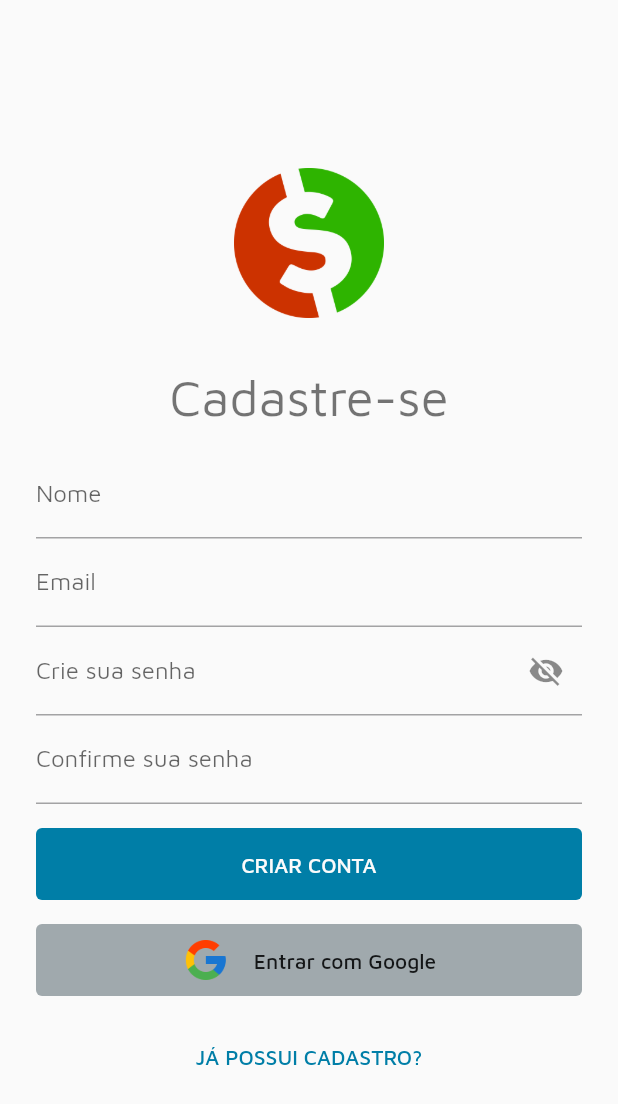
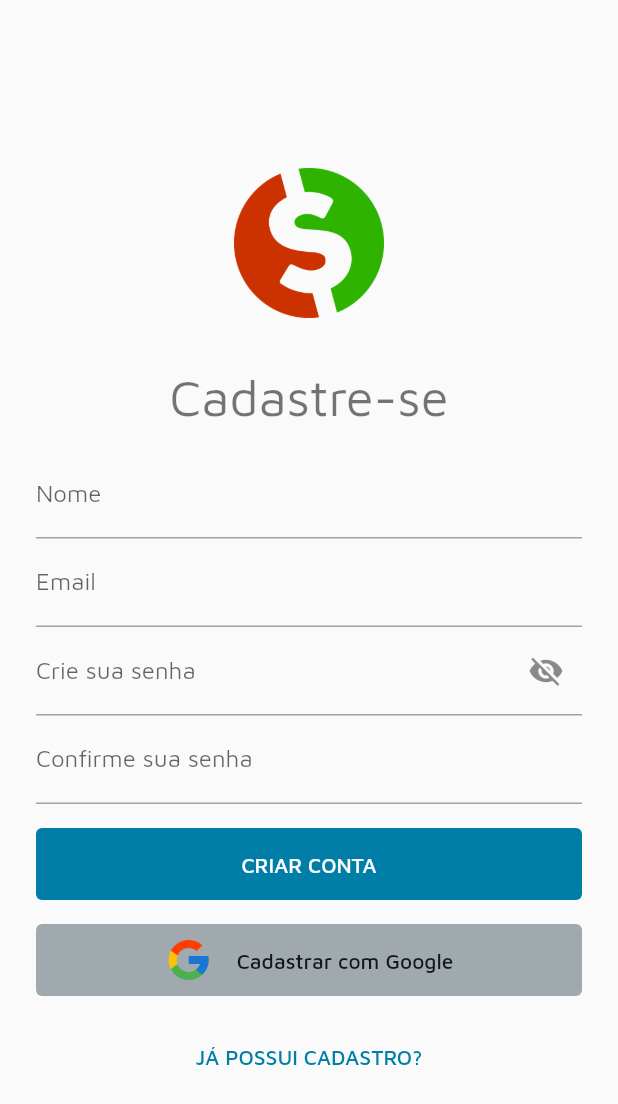
Before and after one commit to proz-tecnologia/PIT01GP08, a Flutter app: the screen it shows after launch, on a phone screen of 412 x 824 dp. Shown: the top 1104 px of the screen. Run offline on Flutter 3.47's test engine with Material 2 defaults, Android fonts, the phone set to English and light mode, and no system bars; our stand-ins replace cloud_firestore, firebase_auth, firebase_core, firebase_storage, fl_chart, flutter_bloc and 4 more; missing offline and left inert: local_auth_android; accounts and stored records are empty.

Commit message:
fix: change google button description at register

```diff
--- a/lib/features/register/register_page.dart
+++ b/lib/features/register/register_page.dart
@@ -169,7 +169,7 @@ class _RegisterPageState extends State<RegisterPage> {
                           await controller.googleSignUp();
                         },
                         asset: 'assets/google_logo.png',
-                        text: 'Entrar com Google'),
+                        text: 'Cadastrar com Google'),
                   ),
                   const SizedBox(height: Sizes.mediumSpace),
                   TextButton(
```
